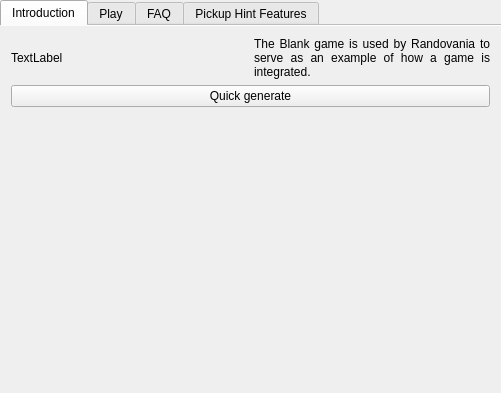
randovania/randovania, file randovania/games/prime_hunters/gui/ui_files/games_tab_prime_hunters_widget.ui: the form before one commit.
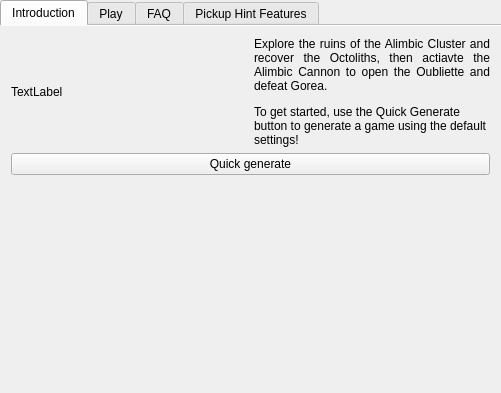
The form after the commit. Custom widgets are drawn as their Qt base class.

Commit message: hunters intro text

Diff of the .ui file:
```diff
--- a/randovania/games/prime_hunters/gui/ui_files/games_tab_prime_hunters_widget.ui
+++ b/randovania/games/prime_hunters/gui/ui_files/games_tab_prime_hunters_widget.ui
@@ -33,7 +33,7 @@
       <item>
        <widget class="QLabel" name="intro_label">
         <property name="text">
-         <string>&lt;html&gt;&lt;head/&gt;&lt;body&gt;&lt;p align=&quot;justify&quot;&gt;The Blank game is used by Randovania to serve as an example of how a game is integrated.&lt;/p&gt;&lt;/body&gt;&lt;/html&gt;</string>
+         <string>&lt;html&gt;&lt;head/&gt;&lt;body&gt;&lt;p align=&quot;justify&quot;&gt;Explore the ruins of the Alimbic Cluster and recover the Octoliths, then actiavte the Alimbic Cannon to open the Oubliette and defeat Gorea.&lt;/p&gt;&lt;p&gt;To get started, use the Quick Generate button to generate a game using the default settings!&lt;/p&gt;&lt;/body&gt;&lt;/html&gt;</string>
         </property>
         <property name="wordWrap">
          <bool>true</bool>
```
Left out of the diff: 6 changed lines with no effect on the pictures.
